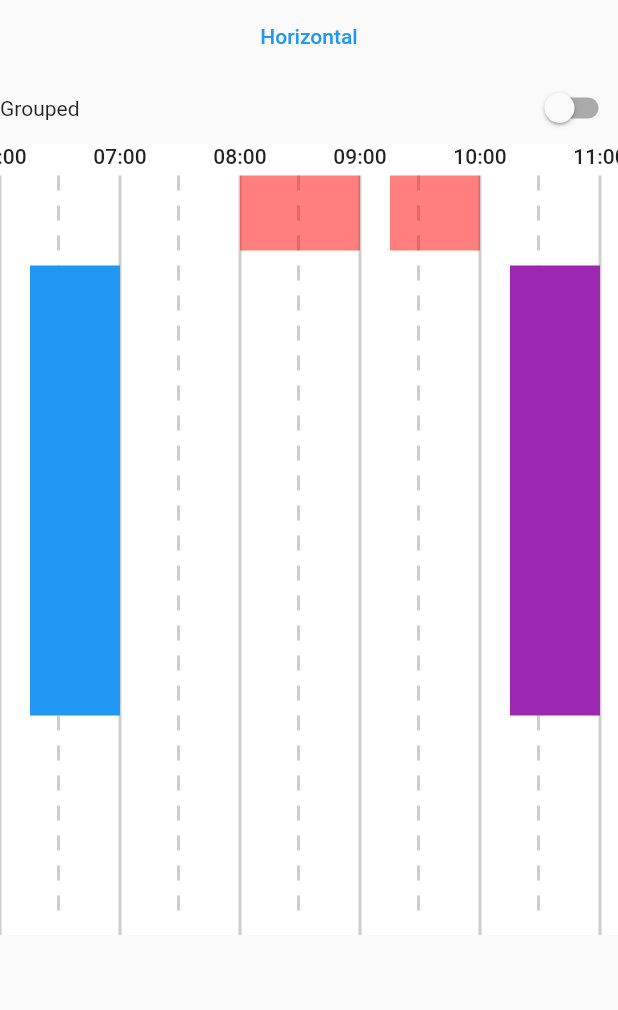
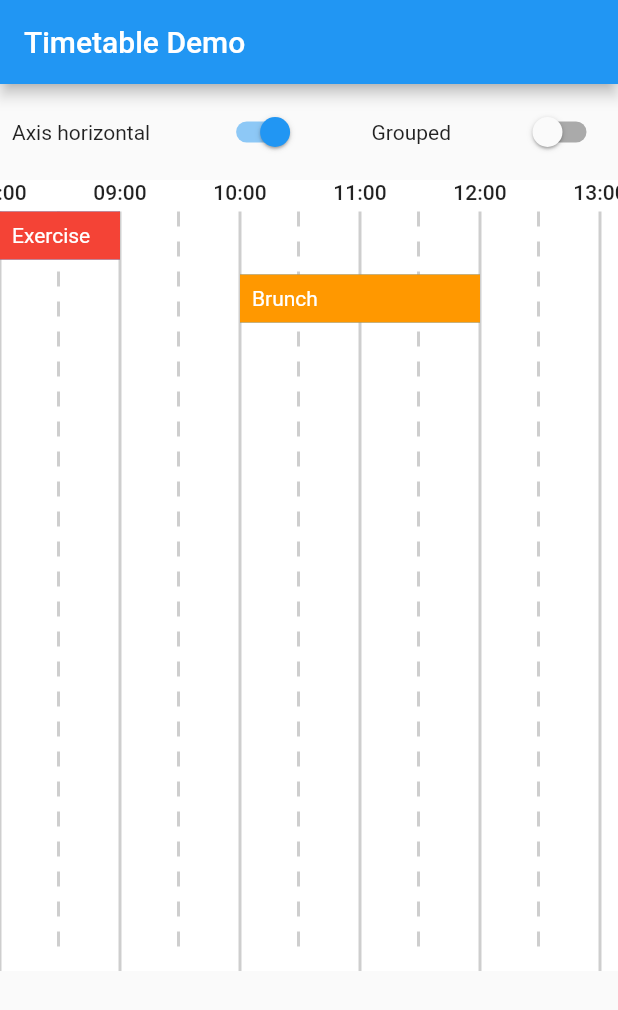
Before and after one commit to Iconica-Development/flutter_timetable, a Flutter app: the screen it shows after launch, on a phone screen of 412 x 824 dp. Shown: the top 1010 px of the screen. Run offline on Flutter 3.47's test engine with Material 2 defaults, Android fonts, the phone set to English and light mode, and no system bars.

Commit message:
improved example, updated README and aaded GIF

```diff
--- a/example/lib/main.dart
+++ b/example/lib/main.dart
@@ -22,94 +22,81 @@
   final ScrollController _scrollController = ScrollController();
   final List<TimeBlock> blocks = [
     TimeBlock(
-      start: const TimeOfDay(hour: 14, minute: 0),
-      end: const TimeOfDay(hour: 15, minute: 0),
-      id: 0,
-    ),
-    TimeBlock(
       start: const TimeOfDay(hour: 8, minute: 0),
       end: const TimeOfDay(hour: 9, minute: 0),
+      child: Container(
+        color: Colors.red,
+        child: const Padding(
+          padding: const EdgeInsets.all(8.0),
+          child: const Text(
+            'Exercise',
+            style: TextStyle(color: Colors.white),
+          ),
+        ),
+      ),
       id: 1,
     ),
     TimeBlock(
-      start: const TimeOfDay(hour: 9, minute: 15),
-      end: const TimeOfDay(hour: 10, minute: 0),
-      id: 1,
+      start: const TimeOfDay(hour: 10, minute: 0),
+      end: const TimeOfDay(hour: 12, minute: 0),
+      child: Container(
+        color: Colors.orange,
+        child: const Padding(
+          padding: const EdgeInsets.all(8.0),
+          child: const Text(
+            'Brunch',
+            style: TextStyle(color: Colors.white),
           ),
-    TimeBlock(
-      start: const TimeOfDay(hour: 10, minute: 15),
-      end: const TimeOfDay(hour: 11, minute: 0),
-      child: Container(color: Colors.purple, height: 300, width: 50),
+        ),
+      ),
       childDimension: 300,
-      id: 2,
-    ),
-    TimeBlock(
-      start: const TimeOfDay(hour: 6, minute: 15),
-      end: const TimeOfDay(hour: 7, minute: 0),
-      child: Container(color: Colors.blue, height: 300, width: 300),
-      childDimension: 300,
-      id: 2,
-    ),
-    TimeBlock(
-      start: const TimeOfDay(hour: 18, minute: 0),
-      end: const TimeOfDay(hour: 18, minute: 30),
-      child:
-          const SizedBox(width: 60, height: 60, child: const Text('High Tea')),
-      childDimension: 60,
-      id: 10,
-    ),
-    TimeBlock(
-      start: const TimeOfDay(hour: 18, minute: 0),
-      end: const TimeOfDay(hour: 18, minute: 30),
-      child: const SizedBox(
-        height: 60,
-        width: 60,
-        child: const Text('High Tea'),
-      ),
-      childDimension: 60,
-      id: 10,
-    ),
-    TimeBlock(
-      start: const TimeOfDay(hour: 18, minute: 0),
-      end: const TimeOfDay(hour: 18, minute: 30),
-      child: const SizedBox(
-        height: 60,
-        width: 60,
-        child: const Text('High Tea'),
-      ),
-      childDimension: 60,
-      id: 10,
-    ),
-    TimeBlock(
-      start: const TimeOfDay(hour: 18, minute: 0),
-      end: const TimeOfDay(hour: 18, minute: 30),
-      child: const SizedBox(
-        height: 50,
-        width: 50,
-        child: const Text('High Tea'),
-      ),
-      childDimension: 60,
-      id: 0,
+      id: 3,
     ),
     TimeBlock(
         start: const TimeOfDay(hour: 14, minute: 0),
         end: const TimeOfDay(hour: 15, minute: 0),
         id: 100,
+        child: const SizedBox(
+          height: 300,
+          child: Text(
+            'Clean Living Room',
+            style: TextStyle(color: Colors.white),
           ),
+        )),
     TimeBlock(
         start: const TimeOfDay(hour: 14, minute: 0),
         end: const TimeOfDay(hour: 15, minute: 0),
         id: 101,
+        child: const SizedBox(
+          height: 200,
+          child: Text(
+            'Clean Kitchen',
+            style: TextStyle(color: Colors.white),
           ),
+        )),
     TimeBlock(
       start: const TimeOfDay(hour: 14, minute: 0),
       end: const TimeOfDay(hour: 15, minute: 0),
       id: 102,
+      child: const SizedBox(
+        height: 100,
+        child: Text(
+          'Clean Bathroom',
+          style: TextStyle(color: Colors.white),
+        ),
+      ),
     ),
     TimeBlock(
       start: const TimeOfDay(hour: 14, minute: 0),
       end: const TimeOfDay(hour: 15, minute: 0),
       id: 103,
+      child: const SizedBox(
+        height: 50,
+        child: Text(
+          'Clean Toilet',
+          style: TextStyle(color: Colors.white),
+        ),
+      ),
     ),
   ];
 
@@ -123,29 +110,28 @@
   Widget build(BuildContext context) {
     var size = MediaQuery.of(context).size;
     return Scaffold(
+      appBar: AppBar(
+        title: const Text('Timetable Demo'),
+      ),
       // backgroundColor: Colors.green,
-      body: Padding(
-        padding: EdgeInsets.only(top: MediaQuery.of(context).padding.top),
-        child: Column(
+      body: Column(
+        children: [
+          Padding(
+            padding: const EdgeInsets.all(8.0),
+            child: Row(
+              mainAxisAlignment: MainAxisAlignment.spaceBetween,
               children: [
                 // toggle between horizontal and vertical
-            Row(
-              mainAxisAlignment: MainAxisAlignment.center,
-              children: [
-                TextButton(
-                  onPressed: () {
+                const Text('Axis horizontal'),
+                Switch(
+                  value: _horizontal,
+                  onChanged: (value) {
                     setState(() {
-                      _horizontal = !_horizontal;
+                      _horizontal = value;
                     });
                   },
-                  child: Text(_horizontal ? 'Horizontal' : 'Vertical'),
-                ),
-              ],
                 ),
                 // toggle between grouped and ungrouped blocks
-            Row(
-              mainAxisAlignment: MainAxisAlignment.spaceBetween,
-              children: [
                 const Text('Grouped'),
                 Switch(
                   value: _grouped,
@@ -156,6 +142,7 @@
                   },
                 ),
               ],
+            ),
           ),
           Container(
             color: Colors.white,
@@ -176,7 +163,6 @@
           ),
         ],
       ),
-      ),
     );
   }
 }
--- a/lib/src/timetable.dart
+++ b/lib/src/timetable.dart
@@ -27,7 +27,7 @@
     this.startHour = 0,
     this.endHour = 24,
     this.blockDimension = 50,
-    this.blockColor = const Color(0x80FF0000),
+    this.blockColor = Colors.blue,
     this.hourDimension = 80,
     this.theme = const TableTheme(),
     this.mergeBlocks = false,
--- a/lib/src/widgets/block.dart
+++ b/lib/src/widgets/block.dart
@@ -13,7 +13,7 @@
     required this.blockDimension,
     required this.hourDimension,
     required this.blockDirection,
-    this.blockColor = const Color(0x80FF0000),
+    this.blockColor = Colors.blue,
     this.linePadding = 8,
     this.child,
     Key? key,
@@ -49,6 +49,7 @@
   @override
   Widget build(BuildContext context) {
     return Container(
+      color: blockColor,
       margin: EdgeInsets.only(
         top: (blockDirection == Axis.vertical)
             ? (((start.hour - startHour) * Duration.minutesPerHour) +
@@ -76,10 +77,9 @@
               _sizePerMinute()
           : null,
       child: child ??
-          Container(
+          SizedBox(
             height: (blockDirection == Axis.horizontal) ? blockDimension : 0,
             width: (blockDirection == Axis.vertical) ? blockDimension : 0,
-            color: blockColor,
           ),
     );
   }
```
Also changed, not shown: 3 other files. Lines whose indentation alone changed are shown as unchanged.
